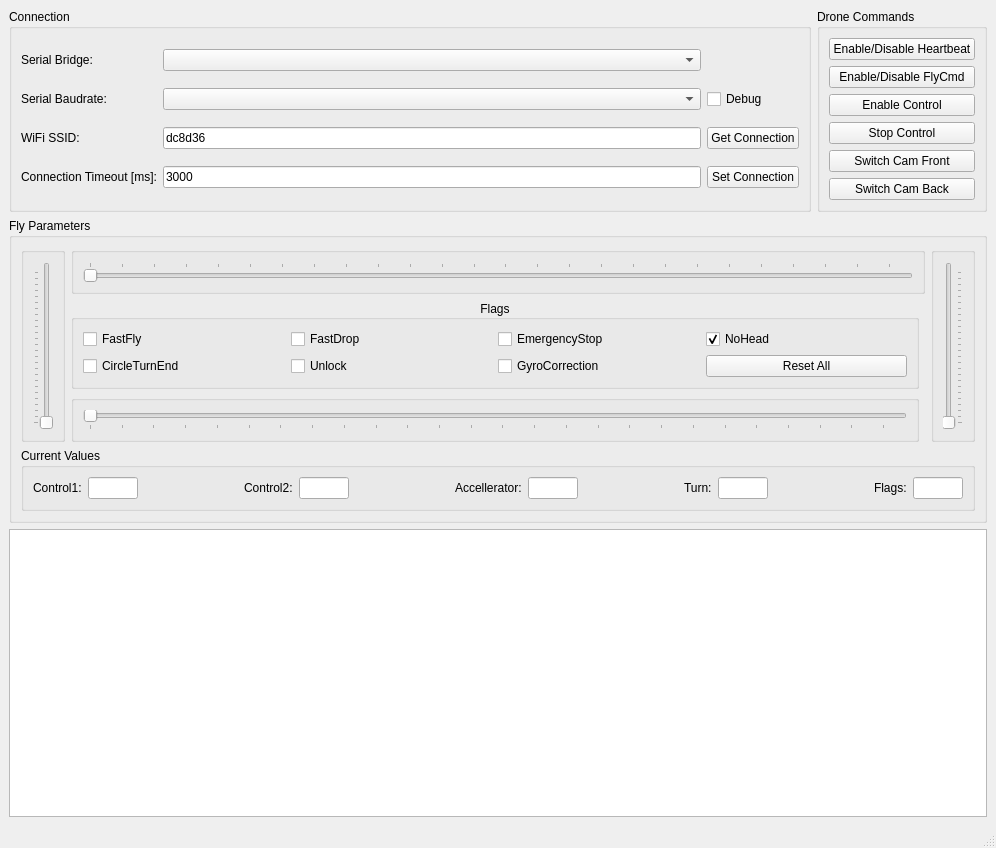
The window that controller/mainwindow.ui (Zorne7/NovaCamDrone) describes before a commit, drawn with Qt 5.
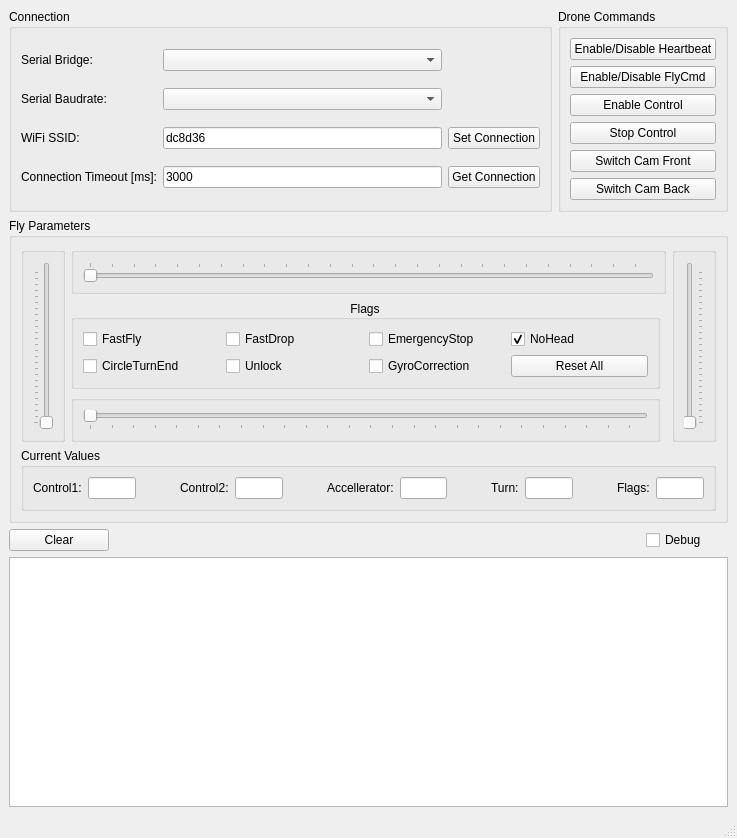
The same window after the commit.

Commit message: fixed fly cmd

What changed in the file:
```diff
--- a/controller/mainwindow.ui
+++ b/controller/mainwindow.ui
@@ -6,8 +6,8 @@
    <rect>
     <x>0</x>
     <y>0</y>
-    <width>996</width>
-    <height>848</height>
+    <width>737</width>
+    <height>838</height>
    </rect>
   </property>
   <property name="windowTitle">
@@ -15,143 +15,14 @@
   </property>
   <widget class="QWidget" name="centralwidget">
    <layout class="QGridLayout" name="gridLayout">
-    <item row="0" column="0">
-     <widget class="QGroupBox" name="connBox">
-      <property name="title">
-       <string>Connection</string>
-      </property>
-      <layout class="QGridLayout" name="gridLayout_3">
-       <item row="2" column="0">
-        <widget class="QLabel" name="labelSSID">
-         <property name="text">
-          <string>WiFi SSID:</string>
-         </property>
-        </widget>
-       </item>
-       <item row="0" column="0">
-        <widget class="QLabel" name="label_6">
-         <property name="text">
-          <string>Serial Bridge:</string>
-         </property>
-        </widget>
-       </item>
-       <item row="2" column="3">
-        <widget class="QPushButton" name="btnGetConn">
-         <property name="text">
-          <string>Get Connection</string>
-         </property>
-        </widget>
-       </item>
-       <item row="1" column="0">
-        <widget class="QLabel" name="label_7">
-         <property name="text">
-          <string>Serial Baudrate:</string>
-         </property>
-        </widget>
-       </item>
-       <item row="3" column="3">
-        <widget class="QPushButton" name="btnSetConn">
-         <property name="text">
-          <string>Set Connection</string>
-         </property>
-        </widget>
-       </item>
-       <item row="3" column="0">
-        <widget class="QLabel" name="labelSend">
-         <property name="text">
-          <string>Connection Timeout [ms]:</string>
-         </property>
-        </widget>
-       </item>
-       <item row="1" column="1">
-        <widget class="QComboBox" name="baudSelector"/>
-       </item>
-       <item row="2" column="1">
-        <widget class="QLineEdit" name="ssidEdit">
-         <property name="text">
-          <string>dc8d36</string>
-         </property>
-        </widget>
-       </item>
-       <item row="0" column="1">
-        <widget class="QComboBox" name="portSelector"/>
-       </item>
-       <item row="3" column="1">
-        <widget class="QLineEdit" name="connTimeoutEdit">
-         <property name="text">
-          <string>3000</string>
-         </property>
-        </widget>
-       </item>
-       <item row="1" column="3">
-        <widget class="QCheckBox" name="debugCheck">
-         <property name="text">
-          <string>Debug</string>
-         </property>
-        </widget>
-       </item>
-      </layout>
-     </widget>
-    </item>
-    <item row="3" column="0" colspan="2">
+    <item row="3" column="0" colspan="3">
      <widget class="QTextEdit" name="log">
       <property name="readOnly">
        <bool>true</bool>
       </property>
      </widget>
     </item>
-    <item row="0" column="1">
-     <widget class="QGroupBox" name="droneCmdBox">
-      <property name="title">
-       <string>Drone Commands</string>
-      </property>
-      <layout class="QVBoxLayout" name="droneLayout">
-       <item>
-        <widget class="QPushButton" name="btnHeartbeat">
-         <property name="text">
-          <string>Enable/Disable Heartbeat</string>
-         </property>
-        </widget>
-       </item>
-       <item>
-        <widget class="QPushButton" name="btnFly">
-         <property name="text">
-          <string>Enable/Disable FlyCmd</string>
-         </property>
-        </widget>
-       </item>
-       <item>
-        <widget class="QPushButton" name="btnEnable">
-         <property name="text">
-          <string>Enable Control</string>
-         </property>
-        </widget>
-       </item>
-       <item>
-        <widget class="QPushButton" name="btnStop">
-         <property name="text">
-          <string>Stop Control</string>
-         </property>
-        </widget>
-       </item>
-       <item>
-        <widget class="QPushButton" name="btnCamFront">
-         <property name="text">
-          <string>Switch Cam Front</string>
-         </property>
-        </widget>
-       </item>
-       <item>
-        <widget class="QPushButton" name="btnCamBack">
-         <property name="text">
-          <string>Switch Cam Back</string>
-         </property>
-        </widget>
-       </item>
-      </layout>
-     </widget>
-    </item>
-    <item row="1" column="0" colspan="2">
+    <item row="1" column="0" colspan="3">
      <widget class="QGroupBox" name="flyParamBox">
       <property name="title">
        <string>Fly Parameters</string>
@@ -504,6 +375,148 @@
       </layout>
      </widget>
     </item>
+    <item row="0" column="0">
+     <widget class="QGroupBox" name="connBox">
+      <property name="title">
+       <string>Connection</string>
+      </property>
+      <layout class="QGridLayout" name="gridLayout_3">
+       <item row="2" column="0">
+        <widget class="QLabel" name="labelSSID">
+         <property name="text">
+          <string>WiFi SSID:</string>
+         </property>
+        </widget>
+       </item>
+       <item row="0" column="0">
+        <widget class="QLabel" name="label_6">
+         <property name="text">
+          <string>Serial Bridge:</string>
+         </property>
+        </widget>
+       </item>
+       <item row="1" column="0">
+        <widget class="QLabel" name="label_7">
+         <property name="text">
+          <string>Serial Baudrate:</string>
+         </property>
+        </widget>
+       </item>
+       <item row="3" column="0">
+        <widget class="QLabel" name="labelSend">
+         <property name="text">
+          <string>Connection Timeout [ms]:</string>
+         </property>
+        </widget>
+       </item>
+       <item row="1" column="1">
+        <widget class="QComboBox" name="baudSelector"/>
+       </item>
+       <item row="2" column="1">
+        <widget class="QLineEdit" name="ssidEdit">
+         <property name="text">
+          <string>dc8d36</string>
+         </property>
+        </widget>
+       </item>
+       <item row="0" column="1">
+        <widget class="QComboBox" name="portSelector"/>
+       </item>
+       <item row="3" column="1">
+        <widget class="QLineEdit" name="connTimeoutEdit">
+         <property name="text">
+          <string>3000</string>
+         </property>
+        </widget>
+       </item>
+       <item row="2" column="2">
+        <widget class="QPushButton" name="btnSetConn">
+         <property name="text">
+          <string>Set Connection</string>
+         </property>
+        </widget>
+       </item>
+       <item row="3" column="2">
+        <widget class="QPushButton" name="btnGetConn">
+         <property name="text">
+          <string>Get Connection</string>
+         </property>
+        </widget>
+       </item>
+      </layout>
+     </widget>
+    </item>
+    <item row="2" column="0">
+     <widget class="QPushButton" name="btnClear">
+      <property name="maximumSize">
+       <size>
+        <width>100</width>
+        <height>16777215</height>
+       </size>
+      </property>
+      <property name="text">
+       <string>Clear</string>
+      </property>
+     </widget>
+    </item>
+    <item row="2" column="2">
+     <widget class="QCheckBox" name="debugCheck">
+      <property name="text">
+       <string>Debug</string>
+      </property>
+     </widget>
+    </item>
+    <item row="0" column="1" colspan="2">
+     <widget class="QGroupBox" name="droneCmdBox">
+      <property name="title">
+       <string>Drone Commands</string>
+      </property>
+      <layout class="QVBoxLayout" name="droneLayout">
+       <item>
+        <widget class="QPushButton" name="btnHeartbeat">
+         <property name="text">
+          <string>Enable/Disable Heartbeat</string>
+         </property>
+        </widget>
+       </item>
+       <item>
+        <widget class="QPushButton" name="btnFly">
+         <property name="text">
+          <string>Enable/Disable FlyCmd</string>
+         </property>
+        </widget>
+       </item>
+       <item>
+        <widget class="QPushButton" name="btnEnable">
+         <property name="text">
+          <string>Enable Control</string>
+         </property>
+        </widget>
+       </item>
+       <item>
+        <widget class="QPushButton" name="btnStop">
+         <property name="text">
+          <string>Stop Control</string>
+         </property>
+        </widget>
+       </item>
+       <item>
+        <widget class="QPushButton" name="btnCamFront">
+         <property name="text">
+          <string>Switch Cam Front</string>
+         </property>
+        </widget>
+       </item>
+       <item>
+        <widget class="QPushButton" name="btnCamBack">
+         <property name="text">
+          <string>Switch Cam Back</string>
+         </property>
+        </widget>
+       </item>
+      </layout>
+     </widget>
+    </item>
    </layout>
   </widget>
   <widget class="QMenuBar" name="menubar">
```
Left out of the diff: 2 changed lines with no effect on the pictures. The commit also changes 2 other files.
